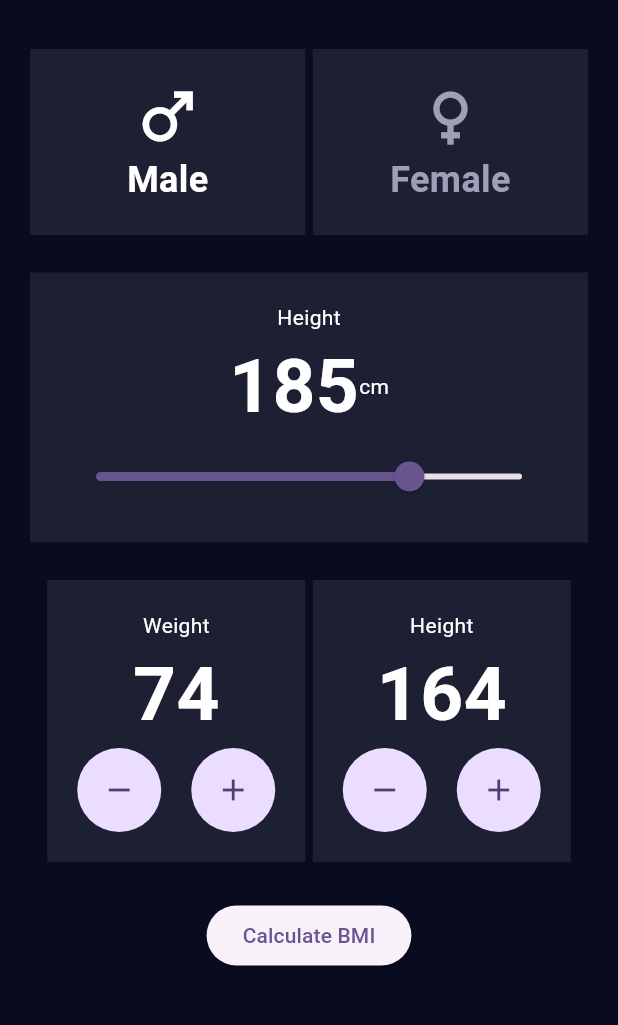
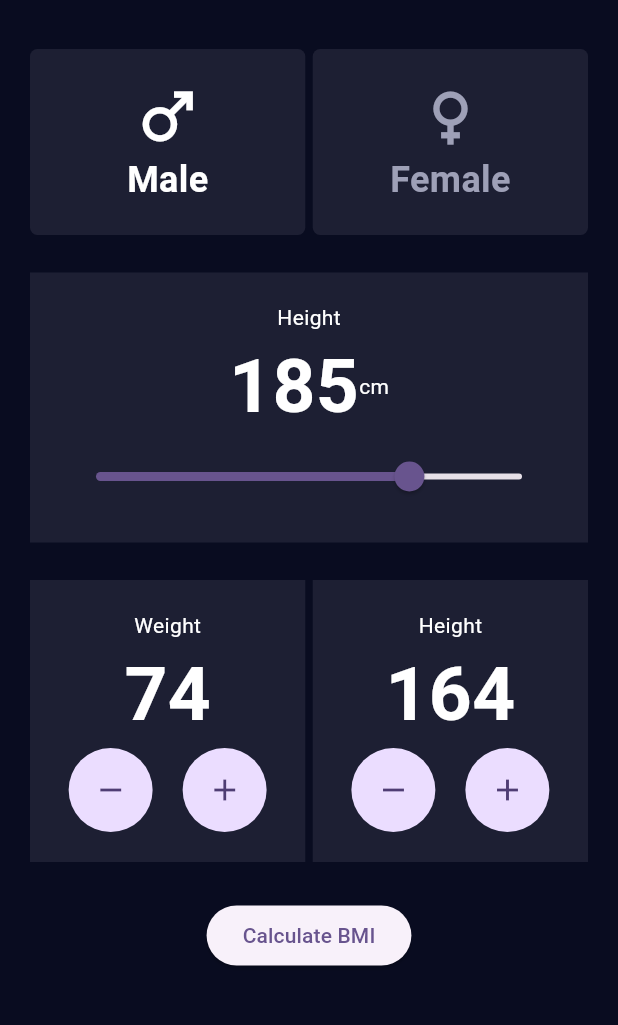
Before and after one commit to Minokainduwara/BMI_calculator, a Flutter app: the screen it shows after launch, on a phone screen of 412 x 824 dp, the part 65-1090 px from its top. Run offline on Flutter 3.47's test engine with Material 3 defaults, Android fonts, the phone set to English and light mode, and no system bars.

Commit message:
fixed error

```diff
--- a/lib/bmi_calculator.dart
+++ b/lib/bmi_calculator.dart
@@ -39,7 +39,10 @@ class _BMICalculatorPageState extends State<BMICalculatorPage> {
                   Expanded(
                     child: Container(
                       padding: const EdgeInsets.all(20),
+                      decoration: BoxDecoration(
                         color: kTileColor,
+                        borderRadius: BorderRadius.circular(5),
+                      ),
                       child: const Column(
                         children: [
                           Icon(
@@ -64,7 +67,11 @@ class _BMICalculatorPageState extends State<BMICalculatorPage> {
                   Expanded(
                     child: Container(
                       padding: const EdgeInsets.all(20),
+                      decoration: BoxDecoration(
                         color: kTileColor,
+                        borderRadius: BorderRadius.circular(5),
+                      ),
+
                       child: const Column(
                         children: [
                           Icon(
@@ -129,7 +136,8 @@ class _BMICalculatorPageState extends State<BMICalculatorPage> {
               Row(
                 mainAxisAlignment: MainAxisAlignment.center,
                 children: [
-                  Container(
+                  Expanded(
+                    child: Container(
                       color: kTileColor,
                       padding: const EdgeInsets.all(20),
                       child: Column(
@@ -179,8 +187,10 @@ class _BMICalculatorPageState extends State<BMICalculatorPage> {
                         ],
                       ),
                     ),
+                  ),
                   SizedBox(width: 5),
-                  Container(
+                  Expanded(
+                    child: Container(
                       color: kTileColor,
                       padding: const EdgeInsets.all(20),
                       child: Column(
@@ -230,6 +240,7 @@ class _BMICalculatorPageState extends State<BMICalculatorPage> {
                         ],
                       ),
                     ),
+                  ),
                 ],
               ),
             ],
```
Lines whose indentation alone changed are shown as unchanged.
